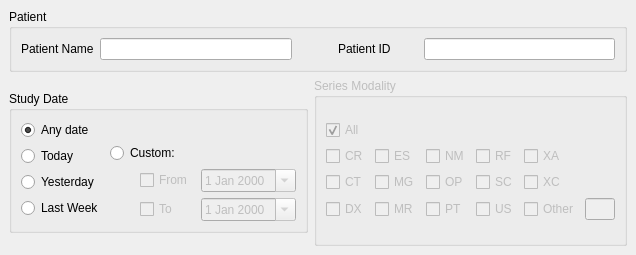
Qt form starviewer/src/inputoutput/qbasicsearchwidgetbase.ui (starviewer-medical/starviewer) before a commit.
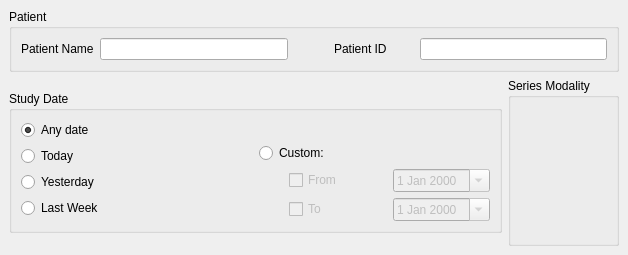
The same form after that commit. Custom widgets are drawn as their Qt base class.

Commit message: ﻿ENH: Refactoritzem el QBasicSearchWidget perquè faci servir el QModalitiesSelectorGroupBox

Patch:
```diff
--- a/starviewer/src/inputoutput/qbasicsearchwidgetbase.ui
+++ b/starviewer/src/inputoutput/qbasicsearchwidgetbase.ui
@@ -353,264 +353,10 @@
         </widget>
        </item>
        <item>
-        <widget class="QGroupBox" name="m_buttonGroupModality">
-         <property name="enabled">
-          <bool>false</bool>
-         </property>
-         <property name="sizePolicy">
-          <sizepolicy hsizetype="Expanding" vsizetype="Minimum">
-           <horstretch>0</horstretch>
-           <verstretch>0</verstretch>
-          </sizepolicy>
-         </property>
-         <property name="maximumSize">
-          <size>
-           <width>16777215</width>
-           <height>16777215</height>
-          </size>
-         </property>
+        <widget class="udg::QModalitiesSelectorGroupBox" name="m_buttonGroupModality">
          <property name="title">
           <string>Series Modality</string>
          </property>
-         <layout class="QGridLayout">
-          <property name="margin">
-           <number>9</number>
-          </property>
-          <property name="spacing">
-           <number>6</number>
-          </property>
-          <item row="0" column="0">
-           <layout class="QGridLayout">
-            <property name="margin">
-             <number>0</number>
-            </property>
-            <property name="spacing">
-             <number>6</number>
-            </property>
-            <item row="0" column="0">
-             <widget class="QCheckBox" name="m_checkAll">
-              <property name="text">
-               <string>All</string>
-              </property>
-              <property name="checked">
-               <bool>true</bool>
-              </property>
-              <property name="autoExclusive">
-               <bool>true</bool>
-              </property>
-              <property name="tristate">
-               <bool>false</bool>
-              </property>
-             </widget>
-            </item>
-            <item row="1" column="0">
-             <widget class="QCheckBox" name="m_checkCR">
-              <property name="toolTip">
-               <string>Computerized Radiography</string>
-              </property>
-              <property name="text">
-               <string>CR</string>
-              </property>
-              <property name="autoExclusive">
-               <bool>true</bool>
-              </property>
-             </widget>
-            </item>
-            <item row="1" column="1">
-             <widget class="QCheckBox" name="m_checkES">
-              <property name="text">
-               <string>ES</string>
-              </property>
-              <property name="autoExclusive">
-               <bool>true</bool>
-              </property>
-             </widget>
-            </item>
-            <item row="1" column="2">
-             <widget class="QCheckBox" name="m_checkNM">
-              <property name="toolTip">
-               <string>Nuclear Medicine</string>
-              </property>
-              <property name="text">
-               <string>NM</string>
-              </property>
-              <property name="autoExclusive">
-               <bool>true</bool>
-              </property>
-             </widget>
-            </item>
-            <item row="1" column="3">
-             <widget class="QCheckBox" name="m_checkRF">
-              <property name="toolTip">
-               <string>Radiography Fluoroscopy</string>
-              </property>
-              <property name="text">
-               <string>RF</string>
-              </property>
-              <property name="autoExclusive">
-               <bool>true</bool>
-              </property>
-             </widget>
-            </item>
-            <item row="1" column="4">
-             <widget class="QCheckBox" name="m_checkXA">
-              <property name="text">
-               <string>XA</string>
-              </property>
-              <property name="autoExclusive">
-               <bool>true</bool>
-              </property>
-             </widget>
-            </item>
-            <item row="2" column="0">
-             <widget class="QCheckBox" name="m_checkCT">
-              <property name="toolTip">
-               <string>Computerized Tomography</string>
-              </property>
-              <property name="whatsThis">
-               <string/>
-              </property>
-              <property name="text">
-               <string>CT</string>
-              </property>
-              <property name="autoExclusive">
-               <bool>true</bool>
-              </property>
-             </widget>
-            </item>
-            <item row="2" column="1">
-             <widget class="QCheckBox" name="m_checkMG">
-              <property name="text">
-               <string>MG</string>
-              </property>
-              <property name="autoExclusive">
-               <bool>true</bool>
-              </property>
-             </widget>
-            </item>
-            <item row="2" column="2">
-             <widget class="QCheckBox" name="m_checkOP">
-              <property name="toolTip">
-               <string>Ophthalmic Photography</string>
-              </property>
-              <property name="text">
-               <string>OP</string>
-              </property>
-              <property name="autoExclusive">
-               <bool>true</bool>
-              </property>
-             </widget>
-            </item>
-            <item row="2" column="3">
-             <widget class="QCheckBox" name="m_checkSC">
-              <property name="text">
-               <string>SC</string>
-              </property>
-              <property name="autoExclusive">
-               <bool>true</bool>
-              </property>
-             </widget>
-            </item>
-            <item row="2" column="4">
-             <widget class="QCheckBox" name="m_checkXC">
-              <property name="text">
-               <string>XC</string>
-              </property>
-              <property name="autoExclusive">
-               <bool>true</bool>
-              </property>
-             </widget>
-            </item>
-            <item row="3" column="0">
-             <widget class="QCheckBox" name="m_checkDX">
-              <property name="toolTip">
-               <string>Direct Radiography</string>
-              </property>
-              <property name="text">
-               <string>DX</string>
-              </property>
-              <property name="autoExclusive">
-               <bool>true</bool>
-              </property>
-             </widget>
-            </item>
-            <item row="3" column="1">
-             <widget class="QCheckBox" name="m_checkMR">
-              <property name="toolTip">
-               <string>Magnetic Resonance</string>
-              </property>
-              <property name="text">
-               <string>MR</string>
-              </property>
-              <property name="autoExclusive">
-               <bool>true</bool>
-              </property>
-             </widget>
-            </item>
-            <item row="3" column="2">
-             <widget class="QCheckBox" name="m_checkPT">
-              <property name="toolTip">
-               <string>Penetrant Test</string>
-              </property>
-              <property name="text">
-               <string>PT</string>
-              </property>
-              <property name="autoExclusive">
-               <bool>true</bool>
-              </property>
-             </widget>
-            </item>
-            <item row="3" column="3">
-             <widget class="QCheckBox" name="m_checkUS">
-              <property name="toolTip">
-               <string>Ultrasounds</string>
-              </property>
-              <property name="text">
-               <string>US</string>
-              </property>
-              <property name="autoExclusive">
-               <bool>true</bool>
-              </property>
-             </widget>
-            </item>
-            <item row="3" column="4">
-             <widget class="QCheckBox" name="m_checkOtherModality">
-              <property name="maximumSize">
-               <size>
-                <width>60</width>
-                <height>16777215</height>
-               </size>
-              </property>
-              <property name="text">
-               <string>Other</string>
-              </property>
-              <property name="autoExclusive">
-               <bool>true</bool>
-              </property>
-             </widget>
-            </item>
-            <item row="3" column="5">
-             <widget class="QLineEdit" name="m_textOtherModality">
-              <property name="enabled">
-               <bool>false</bool>
-              </property>
-              <property name="sizePolicy">
-               <sizepolicy hsizetype="MinimumExpanding" vsizetype="Fixed">
-                <horstretch>0</horstretch>
-                <verstretch>0</verstretch>
-               </sizepolicy>
-              </property>
-              <property name="maximumSize">
-               <size>
-                <width>30</width>
-                <height>16777215</height>
-               </size>
-              </property>
-             </widget>
-            </item>
-           </layout>
-          </item>
-         </layout>
         </widget>
        </item>
       </layout>
@@ -619,6 +365,14 @@
    </item>
   </layout>
  </widget>
+ <customwidgets>
+  <customwidget>
+   <class>udg::QModalitiesSelectorGroupBox</class>
+   <extends>QGroupBox</extends>
+   <header>qmodalitiesselectorgroupbox.h</header>
+   <container>1</container>
+  </customwidget>
+ </customwidgets>
  <resources/>
  <connections>
   <connection>
```
Left out of the diff: 16 changed lines with no effect on the pictures. The commit also changes 2 other files.
